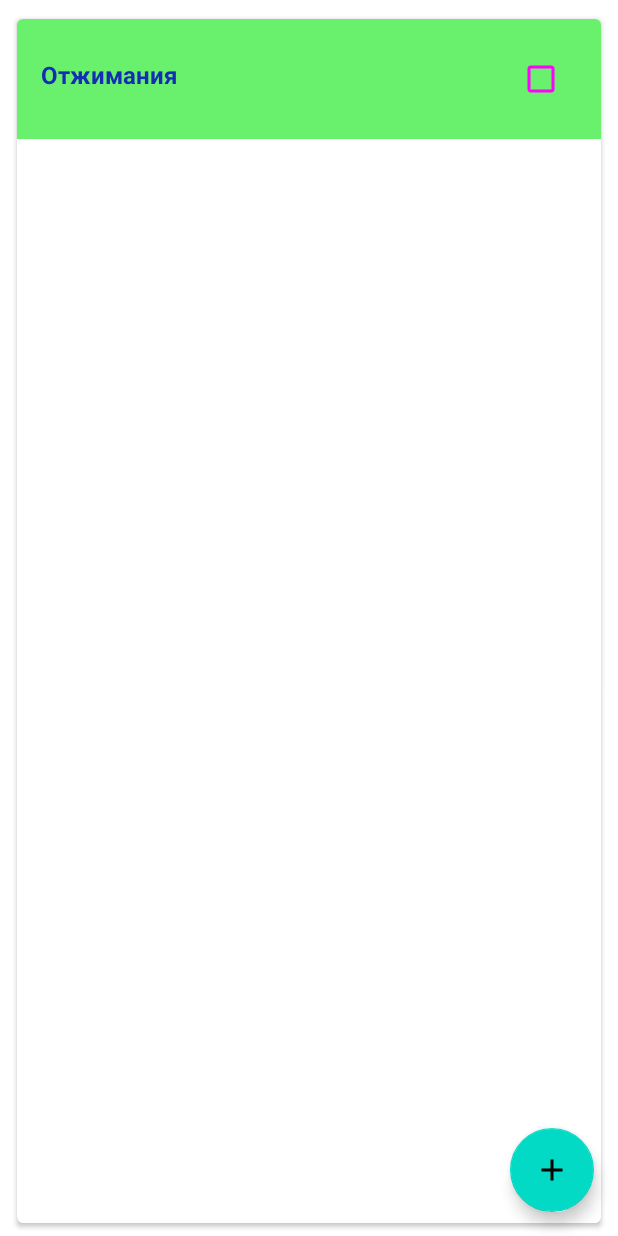
After one commit to Barbusya/EfficientPerson, an Android app: the layout fragment_habit_list.xml on its own in the app's theme, with its tools: preview values and no code run, on a phone screen of 412 x 824 dp. The commit adds this screen. Run offline under Robolectric (Android 15) with nearby library versions, the phone set to English and light mode, and no system bars.

Commit message:
layouts start

```diff
--- a/app/src/main/java/com/bbbrrr8877/efficientperson/habits/data/room/HabitItemDBModel.kt
+++ b/app/src/main/java/com/bbbrrr8877/efficientperson/habits/data/room/HabitItemDBModel.kt
@@ -7,7 +7,7 @@ import androidx.room.PrimaryKey
 data class HabitItemDBModel(
     @PrimaryKey(autoGenerate = true)
     val id: Long,
-    val name: String,
+    val title: String,
     val description: String,
     val quality: Boolean,
     val mark: Boolean,
--- a/app/src/main/java/com/bbbrrr8877/efficientperson/habits/data/room/HabitListMapper.kt
+++ b/app/src/main/java/com/bbbrrr8877/efficientperson/habits/data/room/HabitListMapper.kt
@@ -6,7 +6,7 @@ class HabitListMapper {
 
     fun mapEntityToDbModel(habitItem: HabitItem) = HabitItemDBModel(
         id = habitItem.id,
-        name = habitItem.name,
+        title = habitItem.title,
         description = habitItem.description,
         quality = habitItem.quality,
         mark = habitItem.mark,
@@ -14,7 +14,7 @@ class HabitListMapper {
 
     fun mapDbModelToEntity(habitItemDBModel: HabitItemDBModel) = HabitItem(
         id = habitItemDBModel.id,
-        name = habitItemDBModel.name,
+        title = habitItemDBModel.title,
         description = habitItemDBModel.description,
         quality = habitItemDBModel.quality,
         mark = habitItemDBModel.mark,
--- a/app/src/main/java/com/bbbrrr8877/efficientperson/habits/domain/Etities/HabitItem.kt
+++ b/app/src/main/java/com/bbbrrr8877/efficientperson/habits/domain/Etities/HabitItem.kt
@@ -2,7 +2,7 @@ package com.bbbrrr8877.efficientperson.habits.domain.Etities
 
 data class HabitItem(
     var id: Long = UNDEFINED_ID,
-    val name: String,
+    val title: String,
     val description: String,
     val quality: Boolean,
     val mark: Boolean,
--- /dev/null
+++ b/app/src/main/res/drawable/ic_add.xml
@@ -0,0 +1,5 @@
+<vector android:height="24dp" android:tint="#000000"
+    android:viewportHeight="24" android:viewportWidth="24"
+    android:width="24dp" xmlns:android="http://schemas.android.com/apk/res/android">
+    <path android:fillColor="@android:color/white" android:pathData="M19,13h-6v6h-2v-6H5v-2h6V5h2v6h6v2z"/>
+</vector>
--- /dev/null
+++ b/app/src/main/res/layout/fragment_habit_details.xml
@@ -0,0 +1,6 @@
+<?xml version="1.0" encoding="utf-8"?>
+<androidx.constraintlayout.widget.ConstraintLayout xmlns:android="http://schemas.android.com/apk/res/android"
+    android:layout_width="match_parent"
+    android:layout_height="match_parent">
+
+</androidx.constraintlayout.widget.ConstraintLayout>
--- /dev/null
+++ b/app/src/main/res/layout/fragment_habit_list.xml
@@ -0,0 +1,34 @@
+<?xml version="1.0" encoding="utf-8"?>
+<androidx.constraintlayout.widget.ConstraintLayout
+    xmlns:android="http://schemas.android.com/apk/res/android"
+    xmlns:tools="http://schemas.android.com/tools"
+    android:layout_width="match_parent"
+    android:layout_height="match_parent"
+    xmlns:app="http://schemas.android.com/apk/res-auto">
+
+    <androidx.recyclerview.widget.RecyclerView
+        android:id="@+id/rv_habit_list"
+        android:layout_width="0dp"
+        android:layout_height="0dp"
+        app:layout_constraintBottom_toBottomOf="parent"
+        app:layout_constraintTop_toTopOf="parent"
+        app:layout_constraintStart_toStartOf="parent"
+        app:layout_constraintEnd_toEndOf="parent"
+        app:layoutManager="androidx.recyclerview.widget.LinearLayoutManager"
+        tools:listitem="@layout/item_habit_good_enabled"
+        />
+
+    <com.google.android.material.floatingactionbutton.FloatingActionButton
+        android:id="@+id/button_add_shop_item"
+        android:layout_width="wrap_content"
+        android:layout_height="wrap_content"
+        android:layout_marginEnd="16dp"
+        android:layout_marginBottom="16dp"
+        android:clickable="true"
+        android:contentDescription="@string/add_habit_content_description"
+        android:focusable="true"
+        app:layout_constraintBottom_toBottomOf="parent"
+        app:layout_constraintEnd_toEndOf="parent"
+        app:srcCompat="@drawable/ic_add" />
+
+</androidx.constraintlayout.widget.ConstraintLayout>
--- /dev/null
+++ b/app/src/main/res/layout/item_habit_bad.xml
@@ -0,0 +1,6 @@
+<?xml version="1.0" encoding="utf-8"?>
+<androidx.constraintlayout.widget.ConstraintLayout xmlns:android="http://schemas.android.com/apk/res/android"
+    android:layout_width="match_parent"
+    android:layout_height="match_parent">
+
+</androidx.constraintlayout.widget.ConstraintLayout>
--- /dev/null
+++ b/app/src/main/res/layout/item_habit_good_enabled.xml
@@ -0,0 +1,46 @@
+<?xml version="1.0" encoding="utf-8"?>
+<layout xmlns:android="http://schemas.android.com/apk/res/android"
+    xmlns:app="http://schemas.android.com/apk/res-auto"
+    xmlns:tools="http://schemas.android.com/tools">
+
+    <androidx.cardview.widget.CardView
+        android:layout_width="match_parent"
+        android:layout_height="match_parent"
+        android:layout_marginStart="8dp"
+        android:layout_marginTop="8dp"
+        android:layout_marginEnd="8dp"
+        android:layout_marginBottom="4dp"
+        app:cardCornerRadius="4dp"
+        app:cardUseCompatPadding="true">
+
+        <LinearLayout
+            android:layout_width="match_parent"
+            android:layout_height="wrap_content"
+            android:orientation="horizontal"
+            android:background="@color/good_habit_background"
+            android:padding="16dp">
+
+            <TextView
+                android:id="@+id/tv_title"
+                android:layout_width="0dp"
+                android:layout_height="wrap_content"
+                android:layout_weight="1"
+                android:textColor="@color/good_habit_text"
+                android:textSize="16sp"
+                android:textStyle="bold"
+                tools:text="Отжимания"
+                />
+
+            <CheckBox
+                android:id="@+id/good_habit_check_box"
+                style="@style/Widget.Material3.CompoundButton.CheckBox"
+                android:layout_width="wrap_content"
+                android:layout_height="wrap_content"
+                android:checked="false" />
+
+        </LinearLayout>
+
+
+    </androidx.cardview.widget.CardView>
+
+</layout>
--- a/app/src/main/res/values/colors.xml
+++ b/app/src/main/res/values/colors.xml
@@ -7,4 +7,6 @@
     <color name="teal_700">#FF018786</color>
     <color name="black">#FF000000</color>
     <color name="white">#FFFFFFFF</color>
+    <color name="good_habit_background">#69F06C</color>
+    <color name="good_habit_text">#132EB5</color>
 </resources>
--- a/app/src/main/res/values/strings.xml
+++ b/app/src/main/res/values/strings.xml
@@ -1,3 +1,4 @@
 <resources>
     <string name="app_name">Efficient Person</string>
+    <string name="add_habit_content_description">Add new habit</string>
 </resources>
--- a/build.gradle
+++ b/build.gradle
@@ -3,4 +3,5 @@ plugins {
     id 'com.android.application' version '7.4.0' apply false
     id 'com.android.library' version '7.4.0' apply false
     id 'org.jetbrains.kotlin.android' version '1.7.21' apply false
+    id 'androidx.navigation.safeargs' version '2.5.3' apply false
 }
```
Also changed, not shown: app/build.gradle (+8 -1 lines), app/src/main/java/com/bbbrrr8877/efficientperson/habits/presentation/HabitDetailsFragment.kt (added, +9 -0 lines), app/src/main/java/com/bbbrrr8877/efficientperson/habits/presentation/HabitListFragment.kt (added, +9 -0 lines), app/src/main/res/layout/activity_main.xml (+7 -14 lines), app/src/main/res/layout/item_habit_good_disabled.xml (added, +46 -0 lines), app/src/main/res/navigation/main_navigation.xml (added, +23 -0 lines).
